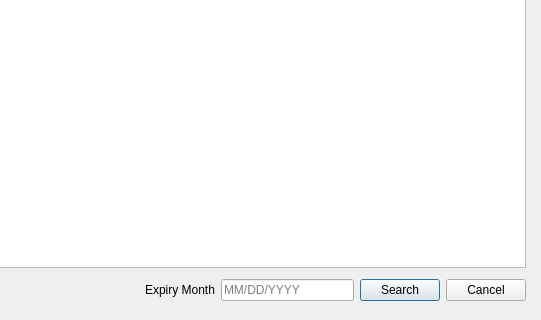
Above: membershipexpiry.ui from P4TOO/BulkClub-System before the change; both pictures show x 145 to 686 and y 253 to 573 of the 686 by 573 pixel window. Below: the same form after it.
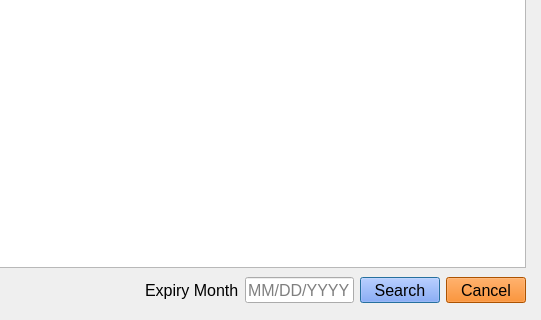
That is the form after the change.

Commit message: added colors to all completed ui windows

The edit to the form file:
```diff
--- a/membershipexpiry.ui
+++ b/membershipexpiry.ui
@@ -25,6 +25,11 @@
    <layout class="QHBoxLayout" name="horizontalLayout">
     <item>
      <widget class="QLabel" name="label">
+      <property name="font">
+       <font>
+        <pointsize>12</pointsize>
+       </font>
+      </property>
       <property name="text">
        <string>Expiry Month</string>
       </property>
@@ -32,6 +37,11 @@
     </item>
     <item>
      <widget class="QLineEdit" name="dateLineEdit">
+      <property name="font">
+       <font>
+        <pointsize>12</pointsize>
+       </font>
+      </property>
       <property name="text">
        <string/>
       </property>
@@ -42,6 +52,14 @@
     </item>
     <item>
      <widget class="QPushButton" name="searchButton">
+      <property name="font">
+       <font>
+        <pointsize>12</pointsize>
+       </font>
+      </property>
+      <property name="styleSheet">
+       <string notr="true">background-color: rgb(105, 146, 255)</string>
+      </property>
       <property name="text">
        <string>Search</string>
       </property>
@@ -49,6 +67,14 @@
     </item>
     <item>
      <widget class="QPushButton" name="cancelButton">
+      <property name="font">
+       <font>
+        <pointsize>12</pointsize>
+       </font>
+      </property>
+      <property name="styleSheet">
+       <string notr="true">background-color: rgb(241, 115, 0)</string>
+      </property>
       <property name="text">
        <string>Cancel</string>
       </property>
```
The commit also changes 8 other files.
